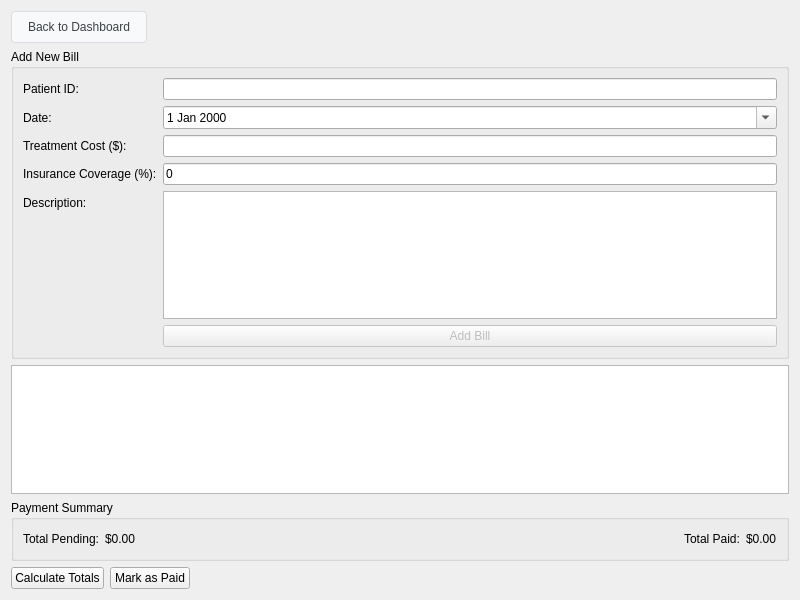
Above: billingpage.ui from Nadahossam98/projectlab before the change. Below: the same form after it.
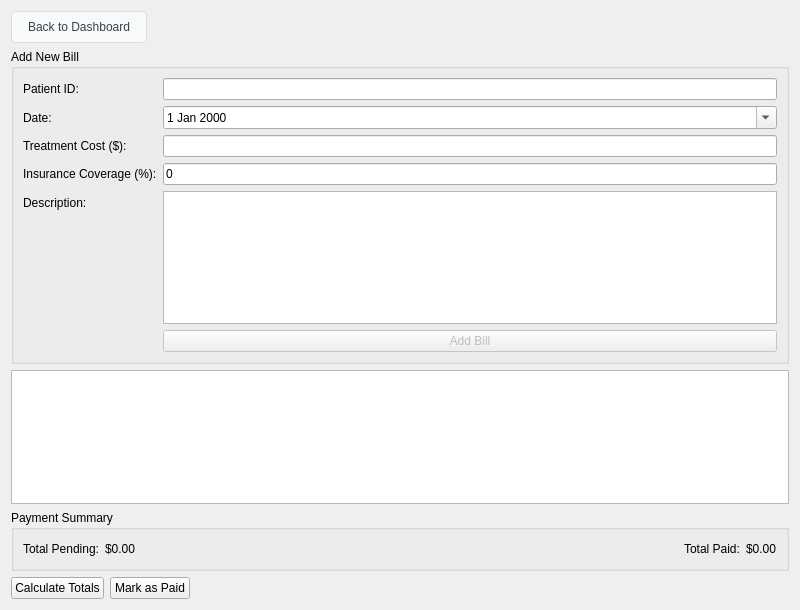
That is the form after the change.

The edit to the form file:
```diff
--- a/billingpage.ui
+++ b/billingpage.ui
@@ -7,7 +7,7 @@
     <x>0</x>
     <y>0</y>
     <width>800</width>
-    <height>600</height>
+    <height>610</height>
    </rect>
   </property>
   <property name="windowTitle">
```
